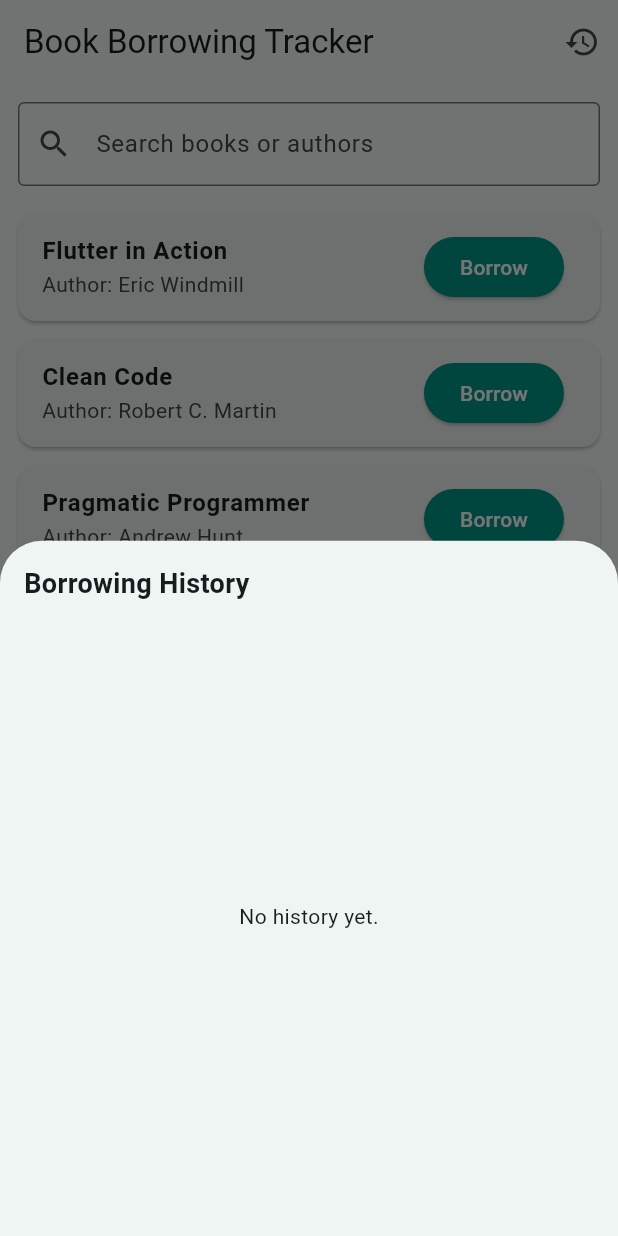
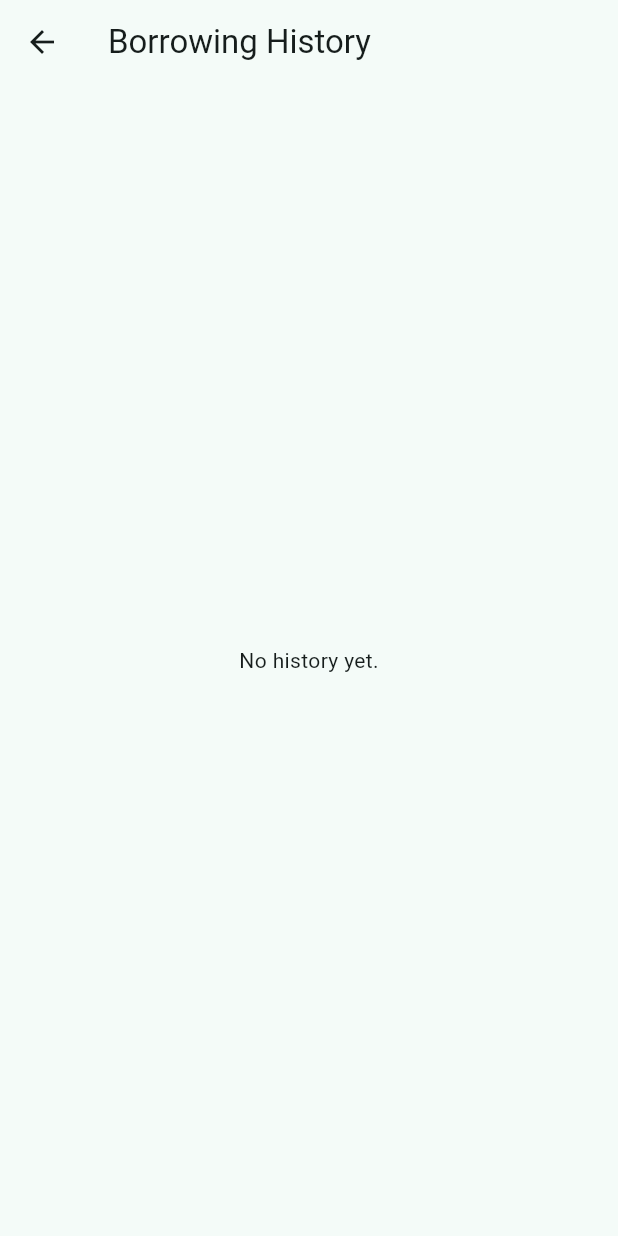
Before and after one commit to lorieemaee/CSIT284-Capstone-Gabuya, a Flutter app: the screen it shows after launch, after a tap on the "history" icon, on a phone screen of 412 x 824 dp. Run offline on Flutter 3.47's test engine with Material 3 defaults, Android fonts, the phone set to English and light mode, and no system bars.

Commit message:
Made history as second screen

```diff
--- a/lib/screens/book_list_screen.dart
+++ b/lib/screens/book_list_screen.dart
@@ -2,6 +2,7 @@ import 'package:flutter/material.dart';
 
 import '../models/book.dart';
 import '../widgets/book_list_item.dart';
+import 'borrowing_history_screen.dart';
 
 class BookListScreen extends StatefulWidget {
   const BookListScreen({super.key});
@@ -146,33 +147,10 @@ class _BookListScreenState extends State<BookListScreen> {
           IconButton(
             icon: const Icon(Icons.history),
             onPressed: () {
-              showModalBottomSheet(
-                context: context,
-                builder: (ctx) => Container(
-                  padding: const EdgeInsets.all(16),
-                  child: Column(
-                    crossAxisAlignment: CrossAxisAlignment.start,
-                    children: [
-                      const Text(
-                        'Borrowing History',
-                        style: TextStyle(
-                          fontSize: 18,
-                          fontWeight: FontWeight.bold,
-                        ),
-                      ),
-                      const SizedBox(height: 12),
-                      Expanded(
-                        child: _history.isEmpty
-                            ? const Center(child: Text('No history yet.'))
-                            : ListView.builder(
-                                itemCount: _history.length,
-                                itemBuilder: (c, i) => ListTile(
-                                  leading: const Icon(Icons.book),
-                                  title: Text(_history[i]),
-                                ),
-                              ),
-                      ),
-                    ],
+              Navigator.of(context).push<void>(
+                MaterialPageRoute<void>(
+                  builder: (context) => BorrowingHistoryScreen(
+                    history: List<String>.unmodifiable(_history),
                   ),
                 ),
               );
--- /dev/null
+++ b/lib/screens/borrowing_history_screen.dart
@@ -0,0 +1,23 @@
+import 'package:flutter/material.dart';
+
+class BorrowingHistoryScreen extends StatelessWidget {
+  const BorrowingHistoryScreen({required this.history, super.key});
+
+  final List<String> history;
+
+  @override
+  Widget build(BuildContext context) {
+    return Scaffold(
+      appBar: AppBar(title: const Text('Borrowing History')),
+      body: history.isEmpty
+          ? const Center(child: Text('No history yet.'))
+          : ListView.builder(
+              itemCount: history.length,
+              itemBuilder: (context, index) => ListTile(
+                leading: const Icon(Icons.book),
+                title: Text(history[index]),
+              ),
+            ),
+    );
+  }
+}
```
Also changed, not shown: 1 other file.
